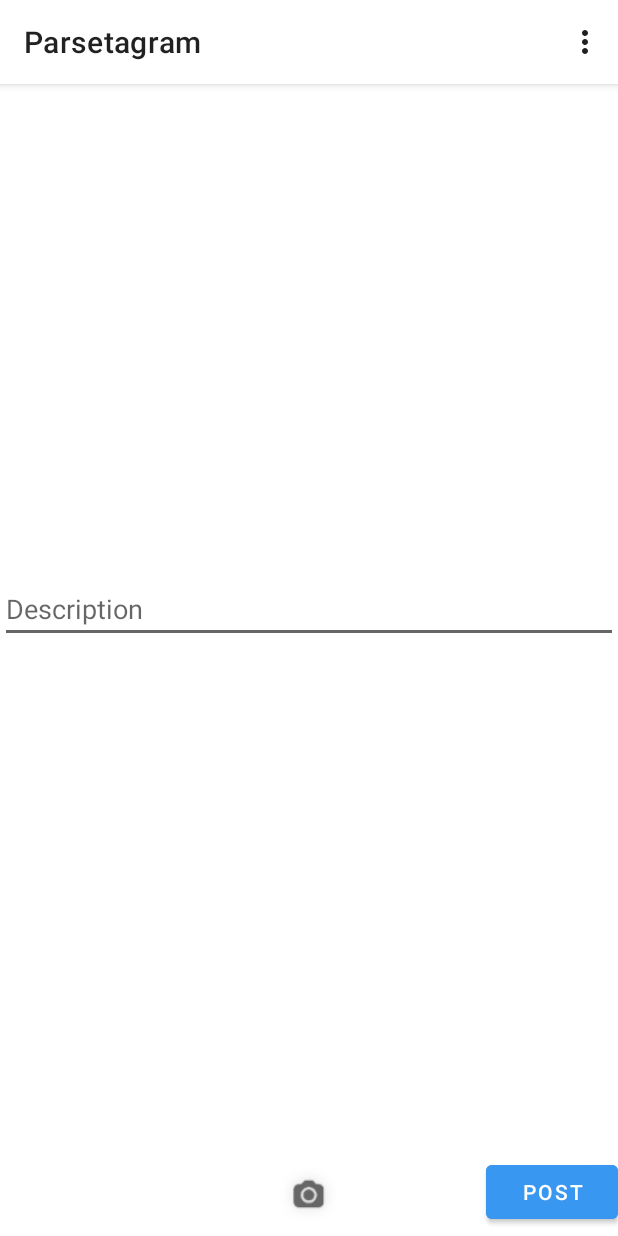
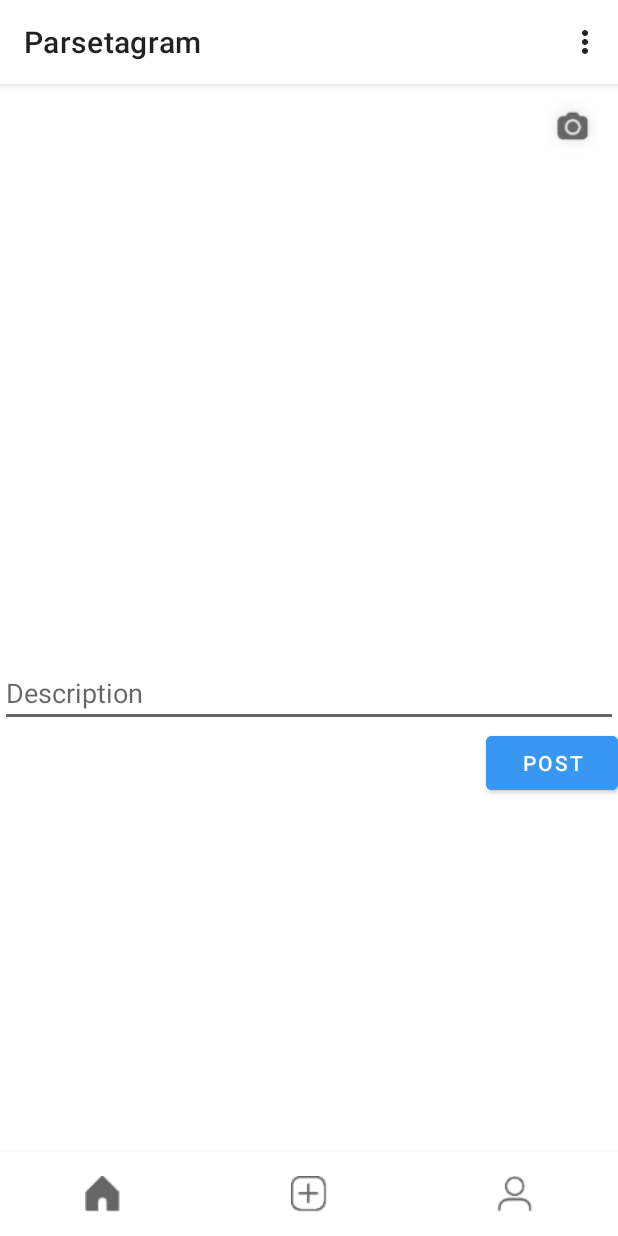
Before and after one commit to Naseus/Parsetagram, an Android app: the MainActivity screen opened directly, with no data from a screen before it, on a phone screen of 412 x 824 dp. Run offline under Robolectric (Android 15) with nearby library versions, the phone set to English and light mode, and no system bars; libraries missing offline, so code that uses them is left out: com.parse; 3 statements that could not run were skipped.

Commit message:
bottom navagation

```diff
--- a/app/build.gradle
+++ b/app/build.gradle
@@ -36,7 +36,8 @@ dependencies {
     testImplementation 'junit:junit:4.+'
     androidTestImplementation 'androidx.test.ext:junit:1.1.2'
     androidTestImplementation 'androidx.test.espresso:espresso-core:3.3.0'
-    implementation "com.google.android.material:material:1.1.2"
+    implementation "androidx.appcompat:appcompat:1.0.0"
+    implementation "com.google.android.material:material:1.0.0"
     implementation "com.github.parse-community.Parse-SDK-Android:parse:1.18.5"
     implementation 'com.github.bumptech.glide:glide:4.11.0'
 
--- a/app/src/main/java/com/example/parsetagram/MainActivity.java
+++ b/app/src/main/java/com/example/parsetagram/MainActivity.java
@@ -4,6 +4,7 @@ import androidx.annotation.NonNull;
 import androidx.annotation.Nullable;
 import androidx.appcompat.app.AppCompatActivity;
 import androidx.core.content.FileProvider;
+import androidx.fragment.app.Fragment;
 
 import android.content.Intent;
 import android.graphics.Bitmap;
@@ -23,6 +24,7 @@ import android.widget.ImageButton;
 import android.widget.ImageView;
 import android.widget.Toast;
 
+import com.google.android.material.bottomnavigation.BottomNavigationView;
 import com.parse.FindCallback;
 import com.parse.Parse;
 import com.parse.ParseException;
@@ -38,10 +40,11 @@ public class MainActivity extends AppCompatActivity {
 
     private static final String TAG = "MainActivity";
     private static final int CAPTURE_IMAGE_ACTIVITY_RESQUEST_CODE = 27;
-    EditText etDescription;
-    ImageButton ibtnTakePicture;
-    Button btnPost;
-    ImageView ivPost;
+    private EditText etDescription;
+    private ImageButton ibtnTakePicture;
+    private Button btnPost;
+    private ImageView ivPost;
+    private BottomNavigationView bottomNavagationView;
     private File photoFile;
     public String photoFileName = "photo.jpg";
 
@@ -54,6 +57,7 @@ public class MainActivity extends AppCompatActivity {
         ibtnTakePicture = findViewById(R.id.ibtnTakePicture);
         btnPost = findViewById(R.id.btnPost);
         ivPost = findViewById(R.id.ivPost);
+        bottomNavagationView = findViewById(R.id.bottom_navigation );
 
         queryPosts();
 
@@ -75,6 +79,24 @@ public class MainActivity extends AppCompatActivity {
             @Override
             public void onClick(View v) {
                 launchCamera();
+            }
+        });
+
+        bottomNavagationView.setOnNavigationItemSelectedListener(new BottomNavigationView.OnNavigationItemSelectedListener() {
+            @Override
+            public boolean onNavigationItemSelected(@NonNull MenuItem item) {
+                Fragment fragment;
+                switch (item.getItemId()) {
+                    case R.id.action_compose:
+                        break;
+                    case R.id.action_home:
+                        break;
+                    case R.id.action_profile:
+                        break;
+                    default:
+                        break;
+                }
+                return true;
             }
         });
     }
--- /dev/null
+++ b/app/src/main/res/drawable/compose_selector.xml
@@ -0,0 +1,5 @@
+<?xml version="1.0" encoding="utf-8"?>
+<selector xmlns:android="http://schemas.android.com/apk/res/android">
+    <item android:drawable="@mipmap/instagram_new_post_outline_24" android:state_selected="false"></item>
+    <item android:drawable="@mipmap/instagram_new_post_filled_24" android:state_selected="true"></item>
+</selector>
--- /dev/null
+++ b/app/src/main/res/drawable/home_selector.xml
@@ -0,0 +1,5 @@
+<?xml version="1.0" encoding="utf-8"?>
+<selector xmlns:android="http://schemas.android.com/apk/res/android">
+    <item android:drawable="@mipmap/instagram_home_outline_24" android:state_selected="false"></item>
+    <item android:drawable="@mipmap/instagram_home_filled_24" android:state_selected="true"></item>
+</selector>
--- /dev/null
+++ b/app/src/main/res/drawable/profile_selector.xml
@@ -0,0 +1,5 @@
+<?xml version="1.0" encoding="utf-8"?>
+<selector xmlns:android="http://schemas.android.com/apk/res/android">
+    <item android:drawable="@mipmap/instagram_user_outline_24" android:state_selected="false"></item>
+    <item android:drawable="@mipmap/instagram_user_filled_24" android:state_selected="true"></item>
+</selector>
--- a/app/src/main/res/layout/activity_main.xml
+++ b/app/src/main/res/layout/activity_main.xml
@@ -10,6 +10,7 @@
         android:id="@+id/ivPost"
         android:layout_width="match_parent"
         android:layout_height="327dp"
+        android:layout_below="@+id/ibtnTakePicture"
         tools:srcCompat="@tools:sample/avatars" />
 
     <com.google.android.material.textfield.TextInputEditText
@@ -27,17 +28,16 @@
         style="@style/login_button"
         android:layout_width="wrap_content"
         android:layout_height="wrap_content"
+        android:layout_below="@+id/etDescription"
         android:layout_alignParentEnd="true"
-        android:layout_alignParentBottom="true"
-        android:layout_marginBottom="5dp"
         android:text="Post" />
 
     <ImageButton
         android:id="@+id/ibtnTakePicture"
         android:layout_width="wrap_content"
         android:layout_height="wrap_content"
-        android:layout_alignParentBottom="true"
-        android:layout_centerHorizontal="true"
+        android:layout_alignParentTop="true"
+        android:layout_alignParentEnd="true"
         android:backgroundTint="@color/white"
         android:contentDescription="@string/take_picture"
         android:scaleType="fitXY"
@@ -45,4 +45,13 @@
         android:scaleY="1.2"
         android:tint="@color/black"
         app:srcCompat="@mipmap/camera_shadow_fill" />
+
+    <com.google.android.material.bottomnavigation.BottomNavigationView
+        android:id="@+id/bottom_navigation"
+        android:layout_width="match_parent"
+        android:layout_height="wrap_content"
+        android:layout_alignParentBottom="true"
+        app:itemIconTint="@color/black"
+        app:labelVisibilityMode="unlabeled"
+        app:menu="@menu/menu_bottom_navagation" />
 </RelativeLayout>
--- /dev/null
+++ b/app/src/main/res/menu/menu_bottom_navagation.xml
@@ -0,0 +1,20 @@
+<?xml version="1.0" encoding="utf-8"?>
+<menu xmlns:app="http://schemas.android.com/apk/res-auto"
+    xmlns:android="http://schemas.android.com/apk/res/android">
+    <item
+        android:id="@+id/action_home"
+        android:icon="@drawable/home_selector"
+        android:title="Home"
+        app:showAsAction="always" />
+    <item
+        android:id="@+id/action_compose"
+        android:icon="@drawable/compose_selector"
+        android:title="Compose"
+        app:showAsAction="always" />
+
+    <item
+        android:id="@+id/action_profile"
+        android:icon="@drawable/profile_selector"
+        android:title="Profile"
+        app:showAsAction="always" />
+</menu>
```
